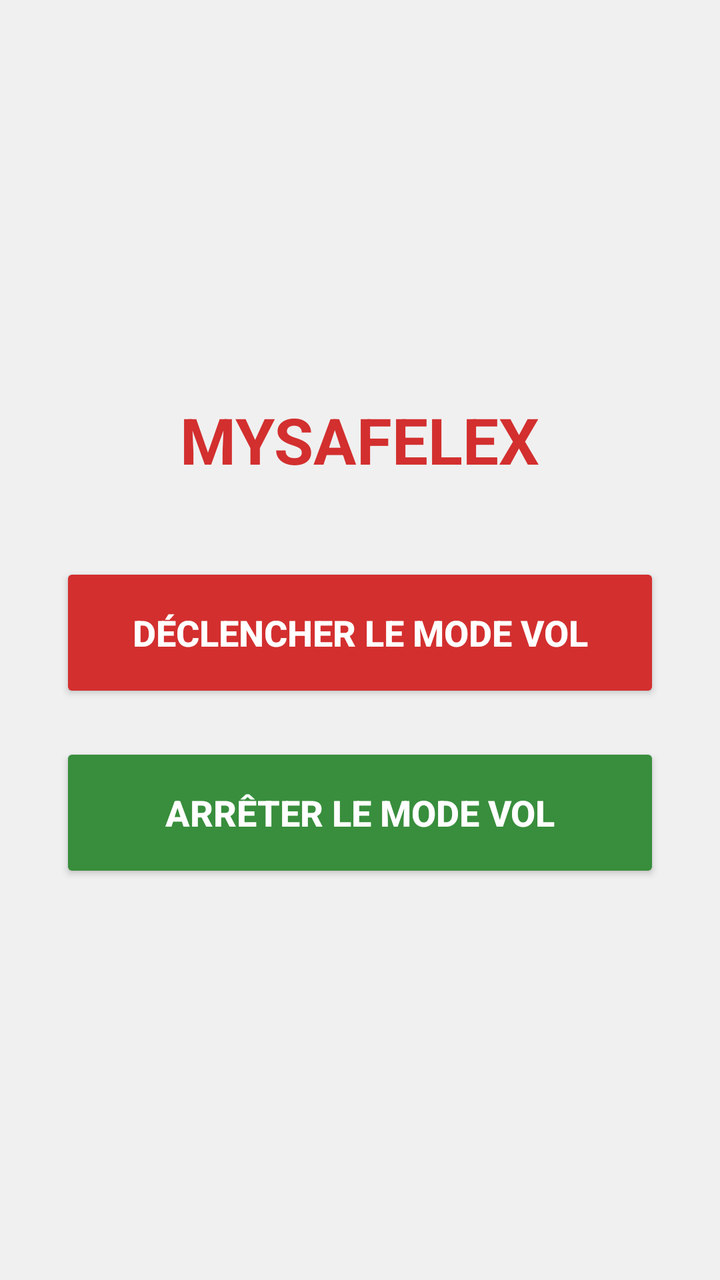
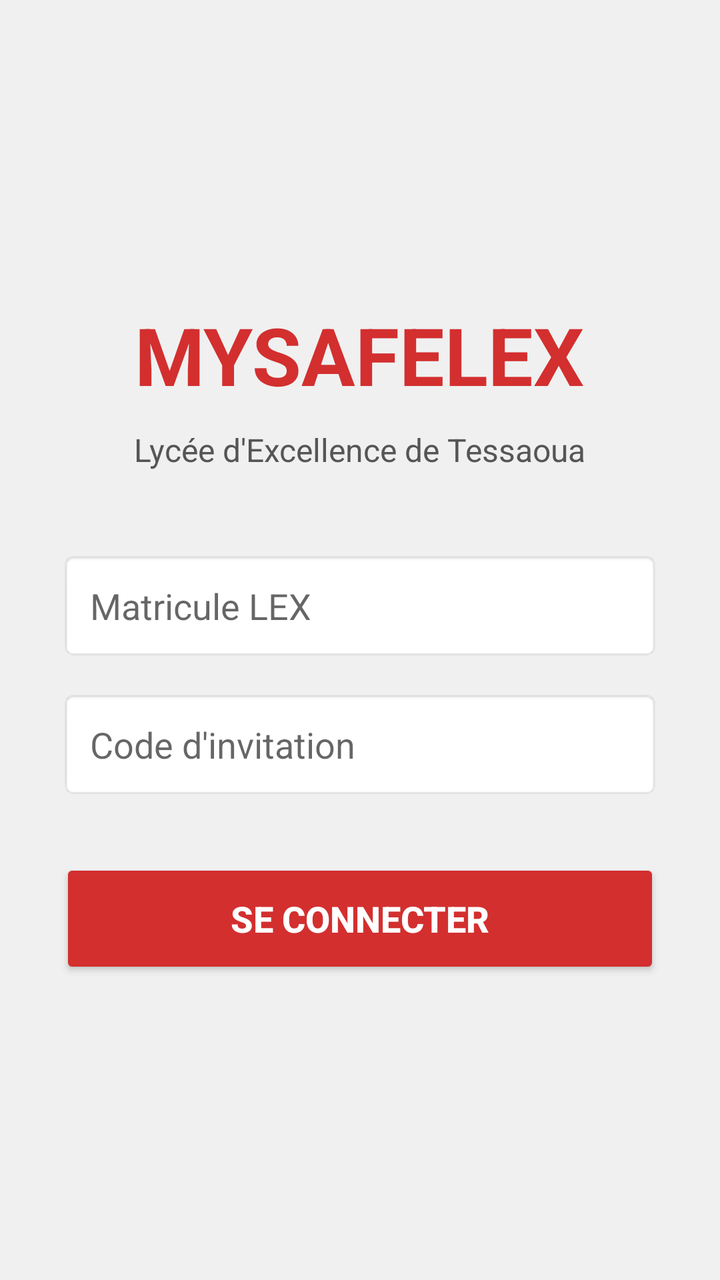

Screens rendered from an Android XML layout before and after an edit, with the pre-edit source and the edit as a unified diff.
<!-- AndroidManifest.xml: application theme Theme.AppCompat.Light.NoActionBar -->
<!-- res/layout/activity_main.xml -->
<?xml version="1.0" encoding="utf-8"?>
<LinearLayout xmlns:android="http://schemas.android.com/apk/res/android"
    android:layout_width="match_parent"
    android:layout_height="match_parent"
    android:orientation="vertical"
    android:gravity="center"
    android:background="#F0F0F0"
    android:padding="30dp">

    <TextView
        android:layout_width="wrap_content"
        android:layout_height="wrap_content"
        android:text="MYSAFELEX"
        android:textSize="32sp"
        android:textStyle="bold"
        android:textColor="#D32F2F"
        android:layout_marginBottom="40dp" />

    <Button
        android:id="@+id/btnStartTheft"
        android:layout_width="match_parent"
        android:layout_height="70dp"
        android:text="DÉCLENCHER LE MODE VOL"
        android:textSize="18sp"
        android:textStyle="bold"
        android:backgroundTint="#D32F2F"
        android:textColor="#FFFFFF"
        android:layout_marginBottom="20dp" />

    <Button
        android:id="@+id/btnStopTheft"
        android:layout_width="match_parent"
        android:layout_height="70dp"
        android:text="ARRÊTER LE MODE VOL"
        android:textSize="18sp"
        android:textStyle="bold"
        android:backgroundTint="#388E3C"
        android:textColor="#FFFFFF" />

</LinearLayout>
<!-- resources referenced by this layout -->
<resources>

</resources>

<!-- the commit's change to res/layout/activity_main.xml (unified diff, before → after) -->
@@ -7,34 +7,55 @@
     android:background="#F0F0F0"
     android:padding="30dp">
 
+    
     <TextView
         android:layout_width="wrap_content"
         android:layout_height="wrap_content"
         android:text="MYSAFELEX"
-        android:textSize="32sp"
+        android:textSize="40sp"
         android:textStyle="bold"
         android:textColor="#D32F2F"
+        android:layout_marginBottom="10dp" />
+
+    <TextView
+        android:layout_width="wrap_content"
+        android:layout_height="wrap_content"
+        android:text="Lycée d'Excellence de Tessaoua"
+        android:textSize="16sp"
+        android:textColor="#555555"
         android:layout_marginBottom="40dp" />
 
+    
+    <EditText
+        android:id="@+id/editMatricule"
+        android:layout_width="match_parent"
+        android:layout_height="wrap_content"
+        android:hint="Matricule LEX"
+        android:inputType="text"
+        android:padding="15dp"
+        android:background="@android:drawable/editbox_background" />
+
+    
+    <EditText
+        android:id="@+id/editInviteCode"
+        android:layout_width="match_parent"
+        android:layout_height="wrap_content"
+        android:hint="Code d'invitation"
+        android:inputType="textPassword"
+        android:padding="15dp"
+        android:layout_marginTop="15dp"
+        android:background="@android:drawable/editbox_background" />
+
+    
     <Button
-        android:id="@+id/btnStartTheft"
+        android:id="@+id/btnLogin"
         android:layout_width="match_parent"
-        android:layout_height="70dp"
-        android:text="DÉCLENCHER LE MODE VOL"
+        android:layout_height="60dp"
+        android:text="SE CONNECTER"
         android:textSize="18sp"
         android:textStyle="bold"
         android:backgroundTint="#D32F2F"
         android:textColor="#FFFFFF"
-        android:layout_marginBottom="20dp" />
-
-    <Button
-        android:id="@+id/btnStopTheft"
-        android:layout_width="match_parent"
-        android:layout_height="70dp"
-        android:text="ARRÊTER LE MODE VOL"
-        android:textSize="18sp"
-        android:textStyle="bold"
-        android:backgroundTint="#388E3C"
-        android:textColor="#FFFFFF" />
+        android:layout_marginTop="30dp" />
 
 </LinearLayout>
